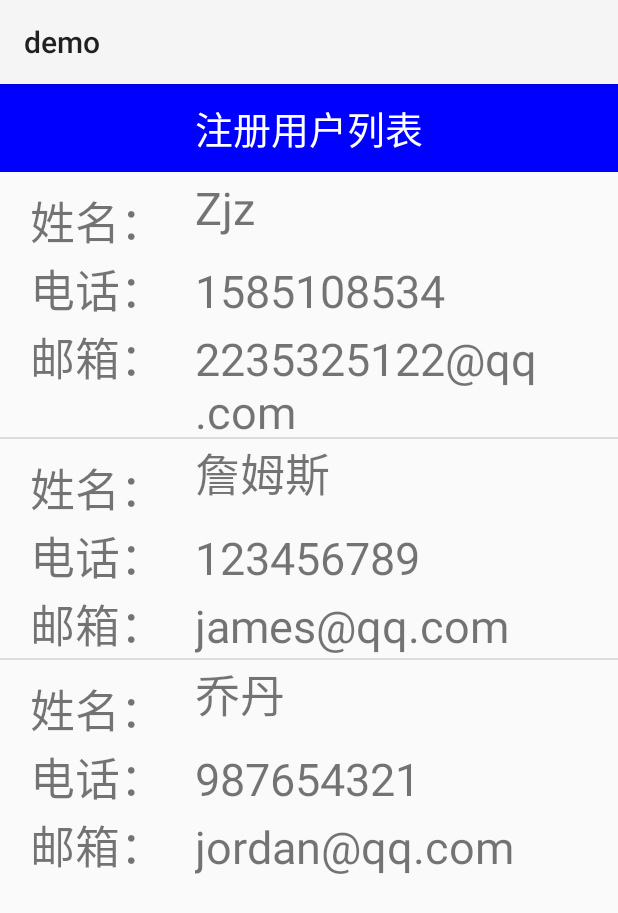
After one commit to rookiezjz/android-study, an Android app: the UserListActivity screen opened directly, with no data from a screen before it, on a phone screen of 412 x 824 dp. The commit adds this screen. Shown: the top 913 px of the screen. Run offline under Robolectric (Android 15) with nearby library versions, the light colour scheme and no system bars.

Commit message:
实验七完成一半

```diff
--- /dev/null
+++ b/demo/app/src/main/java/com/zjz/demo/exp7/User.java
@@ -0,0 +1,19 @@
+package com.zjz.demo.exp7;
+
+public class User {
+    private String name, number, email;
+    public User(String name, String number, String email) {
+        this.name = name;
+        this.number = number;
+        this.email = email;
+    }
+    public String getName(){
+        return name;
+    }
+    public String getNumber(){
+        return number;
+    }
+    public String getEmail(){
+        return email;
+    }
+}
--- /dev/null
+++ b/demo/app/src/main/java/com/zjz/demo/exp7/UserAdapter.java
@@ -0,0 +1,35 @@
+package com.zjz.demo.exp7;
+
+import android.content.Context;
+import android.view.LayoutInflater;
+import android.view.View;
+import android.view.ViewGroup;
+import android.widget.ArrayAdapter;
+import android.widget.ImageView;
+import android.widget.TextView;
+
+import com.zjz.demo.R;
+
+import java.util.List;
+
+public class UserAdapter extends ArrayAdapter<User> {
+    private int id;
+    public UserAdapter(Context context, int textViewId, List<User> obj) {
+        super(context, textViewId, obj);
+        id = textViewId;
+    }
+    @Override
+    public View getView(int position, View convertView, ViewGroup parent) {
+        User usr = (User) getItem(position);
+        View view = LayoutInflater.from(getContext()).inflate(id, null);
+        TextView Name , Number, Email;
+        Name = (TextView) view.findViewById(R.id.usrname);
+        Number = (TextView) view.findViewById(R.id.number);
+        Email = (TextView) view.findViewById(R.id.email2);
+        Name.setText(usr.getName());//为文本视图设置文本内容
+        Number.setText(usr.getNumber());//为文本视图设置文本内容
+        Email.setText(usr.getEmail());//为文本视图设置文本内容
+        return view;
+    }
+
+}
--- /dev/null
+++ b/demo/app/src/main/java/com/zjz/demo/exp7/UserListActivity.java
@@ -0,0 +1,33 @@
+package com.zjz.demo.exp7;
+
+import androidx.appcompat.app.AppCompatActivity;
+
+import android.os.Bundle;
+import android.widget.ListView;
+
+import com.zjz.demo.R;
+
+import java.util.ArrayList;
+import java.util.List;
+
+public class UserListActivity extends AppCompatActivity {
+    private List<User> userList = new ArrayList<User>();
+
+    @Override
+    protected void onCreate(Bundle savedInstanceState) {
+        super.onCreate(savedInstanceState);
+        setContentView(R.layout.activity_user_list);
+        init(); // 初始化水果数据
+        UserAdapter adapter = new UserAdapter(this, R.layout.user_item, userList);
+        ListView listView = (ListView) findViewById(R.id.listView1);
+        listView.setAdapter(adapter);
+    }
+    private void init() {
+        User u1 = new User("Zjz", "1585108534", "2235325122@qq.com");
+        userList.add(u1);
+        User u2 = new User("詹姆斯", "123456789", "james@qq.com");
+        userList.add(u2);
+        User u3 = new User("乔丹", "987654321", "jordan@qq.com");
+        userList.add(u3);
+    }
+}
--- /dev/null
+++ b/demo/app/src/main/res/layout/activity_user_list.xml
@@ -0,0 +1,19 @@
+<?xml version="1.0" encoding="utf-8"?>
+<LinearLayout xmlns:android="http://schemas.android.com/apk/res/android"
+    android:layout_width="match_parent"
+    android:layout_height="match_parent"
+    android:orientation="vertical" >
+    <TextView
+        android:layout_width="match_parent"
+        android:layout_height="wrap_content"
+        android:text="注册用户列表"
+        android:textColor="#ffffff"
+        android:textAlignment="center"
+        android:textSize="25sp"
+        android:background="#0000ff"
+        android:padding="10dp" />
+    <ListView
+        android:id="@+id/listView1"
+        android:layout_width="match_parent"
+        android:layout_height="wrap_content" />
+</LinearLayout>
--- a/demo/app/src/main/res/layout/home_layout.xml
+++ b/demo/app/src/main/res/layout/home_layout.xml
@@ -31,4 +31,9 @@
         android:layout_width="match_parent"
         android:layout_height="wrap_content"
         android:text="实验6：数据储存"/>
+    <Button
+        android:id="@+id/exp7_btn"
+        android:layout_width="match_parent"
+        android:layout_height="wrap_content"
+        android:text="实验7：前后端交互"/>
 </LinearLayout>
--- /dev/null
+++ b/demo/app/src/main/res/layout/user_item.xml
@@ -0,0 +1,64 @@
+<?xml version="1.0" encoding="utf-8"?>
+<LinearLayout
+    xmlns:android="http://schemas.android.com/apk/res/android" android:layout_width="match_parent"
+    android:layout_height="match_parent"
+    android:orientation="vertical">
+    <LinearLayout
+    android:layout_width="wrap_content"
+    android:layout_height="wrap_content"
+    android:orientation="horizontal">
+    <TextView
+        android:layout_marginLeft="20dp"
+        android:layout_marginTop="10dp"
+        android:layout_width="wrap_content"
+        android:layout_height="wrap_content"
+        android:text="姓名："
+        android:textSize="30dp"
+        />
+    <TextView
+        android:id="@+id/usrname"
+        android:layout_marginLeft="20dp"
+        android:layout_width="wrap_content"
+        android:layout_height="wrap_content"
+        android:textSize="30dp"
+        />
+</LinearLayout>
+    <LinearLayout
+        android:layout_width="wrap_content"
+        android:layout_height="wrap_content"
+        android:orientation="horizontal">
+        <TextView
+            android:layout_marginLeft="20dp"
+            android:layout_width="wrap_content"
+            android:layout_height="wrap_content"
+            android:text="电话："
+            android:textSize="30dp"
+            />
+        <TextView
+            android:id="@+id/number"
+            android:layout_marginLeft="20dp"
+            android:layout_width="wrap_content"
+            android:layout_height="wrap_content"
+            android:textSize="30dp"
+            />
+    </LinearLayout>
+    <LinearLayout
+        android:layout_width="wrap_content"
+        android:layout_height="wrap_content"
+        android:orientation="horizontal">
+        <TextView
+            android:layout_marginLeft="20dp"
+            android:layout_width="wrap_content"
+            android:layout_height="wrap_content"
+            android:text="邮箱："
+            android:textSize="30dp"
+            />
+        <TextView
+            android:id="@+id/email2"
+            android:layout_marginLeft="20dp"
+            android:layout_width="wrap_content"
+            android:layout_height="wrap_content"
+            android:textSize="30dp"
+            />
+    </LinearLayout>
+</LinearLayout>
```
Also changed, not shown: demo/app/src/main/AndroidManifest.xml (+6 -3 lines), demo/app/src/main/java/com/zjz/demo/HomeActivity.java (+10 -0 lines), demo/app/src/main/java/com/zjz/demo/exp7/UserAddActivity.java (added, +16 -0 lines), demo/app/src/main/java/com/zjz/demo/exp7/UserManagerActivity.java (added, +42 -0 lines), demo/app/src/main/res/layout/adduser_layout.xml (added, +110 -0 lines), demo/app/src/main/res/layout/usermanager_layout.xml (added, +35 -0 lines), 1 other file.
